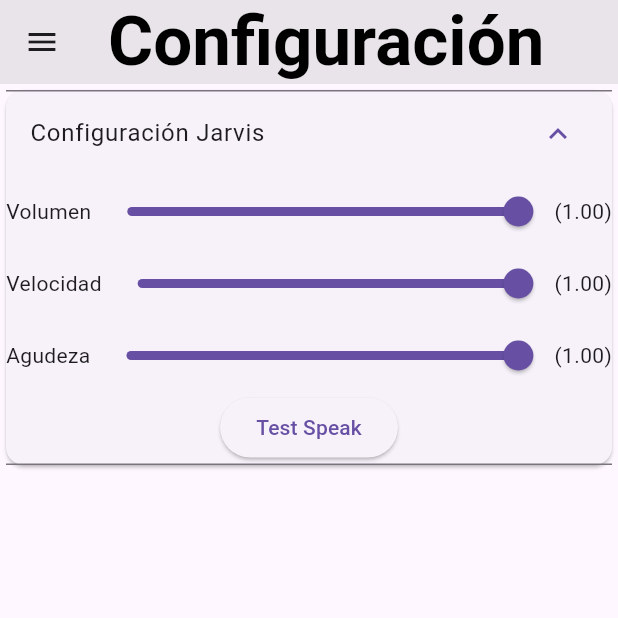
After one commit to daniel54841/Asistente_Flutter, a Flutter app: the SettingsView screen opened directly, after a tap on "Configuración Jarvis", on a phone screen of 412 x 824 dp, the top half of it. The commit adds this screen. Run offline on Flutter 3.47's test engine with Material 3 defaults, Android fonts, the phone set to English and light mode, and no system bars; our stand-ins replace firebase_auth, firebase_core, flutter_animation_progress_bar, get, lottie, shared_preferences; missing offline and left inert: text_to_speech; accounts and stored records are empty; statements that could not run were skipped.

Commit message:
Añadida jarvis configuracion en setting

```diff
--- /dev/null
+++ b/lib/controllers/settings_controller.dart
@@ -0,0 +1,77 @@
+import 'package:get/get_state_manager/src/simple/get_controllers.dart';
+import 'package:text_to_speech/text_to_speech.dart';
+
+class SettingsController extends GetxController {
+  double volume = 1;
+  double rate = 1.0;
+  double pitch = 1.0;
+  TextToSpeech tts = TextToSpeech();
+  List<String> languageCodes = <String>[];
+  List<String> languages = <String>[];
+  String? language;
+  String? languageCode;
+  final String defaultLanguage = 'en-US';
+  String? voice;
+
+  Future<void> initLanguages() async {
+    /// populate lang code (i.e. en-US)
+    languageCodes = await tts.getLanguages();
+
+    /// populate displayed language (i.e. English)
+    final List<String>? displayLanguages = await tts.getDisplayLanguages();
+    if (displayLanguages == null) {
+      return;
+    }
+
+    languages.clear();
+    for (final dynamic lang in displayLanguages) {
+      languages.add(lang as String);
+    }
+
+    final String? defaultLangCode = await tts.getDefaultLanguage();
+    if (defaultLangCode != null && languageCodes.contains(defaultLangCode)) {
+      languageCode = defaultLangCode;
+    } else {
+      languageCode = defaultLanguage;
+    }
+    language = await tts.getDisplayLanguageByCode(languageCode!);
+
+    /// get voice
+    voice = await getVoiceByLang(languageCode!);
+
+    update();
+  }
+
+  Future<String?> getVoiceByLang(String lang) async {
+    final List<String>? voices = await tts.getVoiceByLang(languageCode!);
+    if (voices != null && voices.isNotEmpty) {
+      return voices.first;
+    }
+    return null;
+  }
+
+  void speak() {
+    tts.setVolume(volume);
+    tts.setRate(rate);
+    if (languageCode != null) {
+      tts.setLanguage(languageCode!);
+    }
+    tts.setPitch(pitch);
+    tts.speak("Buenos dias, esto es una prueba de configuración. Me llamo Jarvis y soy su asistente. En que puedo ayudarle?");
+  }
+
+  setVolumeLanguage(double value) {
+    volume = value;
+    update();
+  }
+
+  setRatio(double value) {
+    rate = value;
+    update();
+  }
+
+  setPitch(double value) {
+    pitch = value;
+    update();
+  }
+}
--- a/lib/main.dart
+++ b/lib/main.dart
@@ -2,6 +2,7 @@
 import 'package:flutter/material.dart';
 import 'package:get/get.dart';
 import 'package:reproductor_ia/controllers/login_controller.dart';
+import 'package:reproductor_ia/controllers/settings_controller.dart';
 import 'package:reproductor_ia/controllers/voice_controller.dart';
 import 'package:reproductor_ia/utils/routes/custom_routes.dart';
 
@@ -10,6 +11,7 @@
   WidgetsFlutterBinding.ensureInitialized(); //Firebase.initializeApp();
   Get.put(LoginController());
   Get.put(VoiceController());
+  Get.put(SettingsController());
   await Firebase.initializeApp();
   runApp(MyApp());
 }
--- a/lib/views/contact/whassap_contact_view.dart
+++ b/lib/views/contact/contact_view.dart
@@ -2,17 +2,17 @@
 import 'package:flutter/material.dart';
 import 'package:text_to_speech/text_to_speech.dart';
 
-class WhassapContactView extends StatefulWidget {
-  const WhassapContactView({Key? key}) : super(key: key);
+class ContactView extends StatefulWidget {
+  const ContactView({Key? key}) : super(key: key);
 
   @override
-  State<WhassapContactView> createState() => _WhassapContactViewState();
+  State<ContactView> createState() => _ContactViewState();
 }
 
 /// An example that demonstrates the basic functionality of the
 /// SpeechToText plugin for using the speech recognition capability
 /// of the underlying platform.
-class _WhassapContactViewState extends State<WhassapContactView> {
+class _ContactViewState extends State<ContactView> {
   final String defaultLanguage = 'en-US';
 
   TextToSpeech tts = TextToSpeech();
--- /dev/null
+++ b/lib/views/settings/jarvis_settings.dart
@@ -0,0 +1,80 @@
+import 'package:flutter/material.dart';
+import 'package:get/get.dart';
+
+import '../../controllers/settings_controller.dart';
+
+class JarvisSettings extends StatelessWidget {
+  JarvisSettings({Key? key}) : super(key: key);
+  @override
+  Widget build(BuildContext context) {
+    return GetBuilder(
+      builder: (SettingsController setting) {
+        return Column(
+          children: [
+            //Volumen
+            Row(
+              children: <Widget>[
+                const Text('Volumen'),
+                Expanded(
+                    child: Slider(
+                  value: setting.volume,
+                  min: 0,
+                  max: 1,
+                  label: setting.volume.round().toString(),
+                  onChanged: (double value) {
+                    setting.setVolumeLanguage(value);
+                  },
+                )),
+                Text('(${setting.volume.toStringAsFixed(2)})'),
+              ],
+            ),
+            Row(
+              children: <Widget>[
+                const Text('Velocidad'),
+                Expanded(
+                    child: Slider(
+                  value: setting.pitch,
+                  min: 0,
+                  max: 1,
+                  label: setting.pitch.round().toString(),
+                  onChanged: (double value) {
+                    setting.setPitch(value);
+                  },
+                )),
+                Text('(${setting.pitch.toStringAsFixed(2)})'),
+              ],
+            ),
+            Row(
+              children: <Widget>[
+                const Text('Agudeza'),
+                Expanded(
+                    child: Slider(
+                  value: setting.rate,
+                  min: 0,
+                  max: 1,
+                  label: setting.rate.round().toString(),
+                  onChanged: (double value) {
+                    setting.setRatio(value);
+                  },
+                )),
+                Text('(${setting.rate.toStringAsFixed(2)})'),
+              ],
+            ),
+            ElevatedButton(
+              child: const Text('Test Speak'),
+              onPressed: () {
+                setting.speak();
+              },
+            ),
+            //Rate
+
+            /**
+             *
+             *
+             */
+          ],
+        );
+      },
+    );
+  }
+}
--- /dev/null
+++ b/lib/views/settings/settings_view.dart
@@ -0,0 +1,56 @@
+import 'package:flutter/material.dart';
+import 'package:get/get.dart';
+import 'package:reproductor_ia/controllers/settings_controller.dart';
+import 'package:reproductor_ia/views/settings/jarvis_settings.dart';
+import 'package:reproductor_ia/widgets/drawer/drawer_menu.dart';
+
+import '../../utils/responsive.dart';
+import '../../widgets/item_list_views/settings_item_list.dart';
+
+class SettingsView extends StatefulWidget {
+  const SettingsView({Key? key}) : super(key: key);
+
+  @override
+  State<SettingsView> createState() => _SettingsViewState();
+}
+
+class _SettingsViewState extends State<SettingsView> {
+  final SettingsController _settingsCtrl = Get.find<SettingsController>();
+
+  @override
+  void initState() {
+    super.initState();
+    WidgetsBinding.instance?.addPostFrameCallback((_) {
+      _settingsCtrl.initLanguages();
+    });
+  }
+
+  @override
+  Widget build(BuildContext context) {
+    Responsive responsive = Responsive.of(context);
+    return Scaffold(
+      drawer: const DrawerMenu(),
+      appBar: AppBar(
+        backgroundColor: Theme.of(context).splashColor,
+        title: Text(
+          "Configuración",
+          style: TextStyle(
+            fontSize: responsive.dp(5),
+            fontWeight: FontWeight.bold,
+            color: Colors.black,
+          ),
+        ),
+      ),
+      body: ListView(
+        children: [
+          SettingsItemList(
+            titleSection: "Configuración Jarvis",
+            bodySection: [
+              JarvisSettings(),
+            ],
+          )
+        ],
+      ),
+    );
+  }
+}
--- a/lib/widgets/drawer_menu.dart
+++ b/lib/widgets/drawer/drawer_menu.dart
@@ -2,8 +2,8 @@
 import 'package:lottie/lottie.dart';
 import 'package:reproductor_ia/widgets/drawer/drawer_item.dart';
 
-import '../utils/assets_route.dart';
-import '../utils/responsive.dart';
+import '../../utils/assets_route.dart';
+import '../../utils/responsive.dart';
 
 class DrawerMenu extends StatelessWidget {
   const DrawerMenu({Key? key}) : super(key: key);
@@ -37,9 +37,14 @@
             titleRoute: "Tareas y Alertas",
           ),
           const DrawerItem(
-            route: "/whassap_contact",
+            route: "/contact",
             iconCard: Icons.contact_mail,
             titleRoute: "Contactos",
+          ),
+          const DrawerItem(
+            route: "/settings",
+            iconCard: Icons.settings,
+            titleRoute: "Configuración",
           ),
         ],
       ),
--- /dev/null
+++ b/lib/widgets/item_list_views/settings_item_list.dart
@@ -0,0 +1,20 @@
+import 'package:flutter/material.dart';
+
+class SettingsItemList extends StatelessWidget {
+  final String titleSection;
+  final List<Widget> bodySection;
+  const SettingsItemList({
+    Key? key,
+    required this.titleSection,
+    required this.bodySection,
+  }) : super(key: key);
+
+  @override
+  Widget build(BuildContext context) {
+    return Card(
+        child: ExpansionTile(
+      title: Text(titleSection),
+      children: bodySection,
+    ));
+  }
+}
--- a/pubspec.yaml
+++ b/pubspec.yaml
@@ -44,6 +44,7 @@
   permission_handler: 9.2.0
   text_to_speech: 0.2.3
   shared_preferences: 2.2.3
+
 
 dev_dependencies:
 
```
